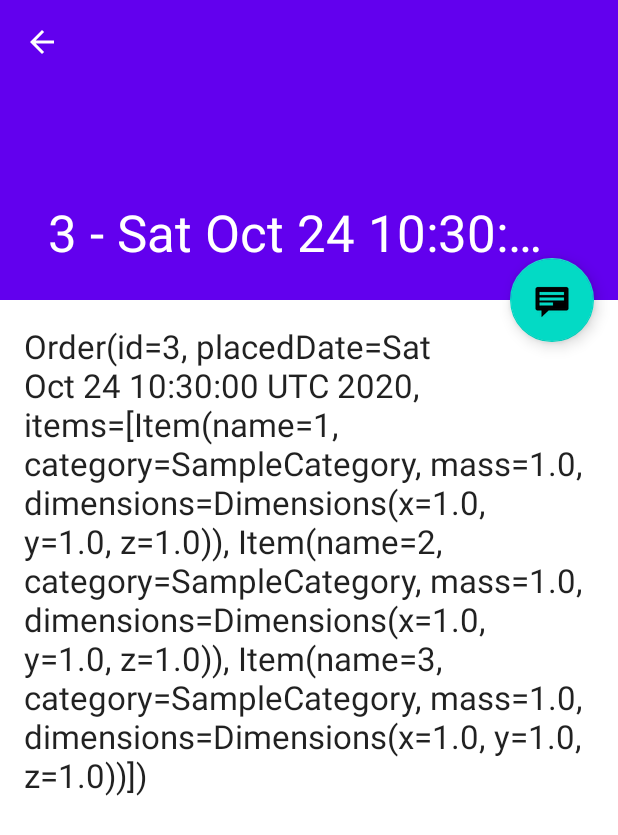
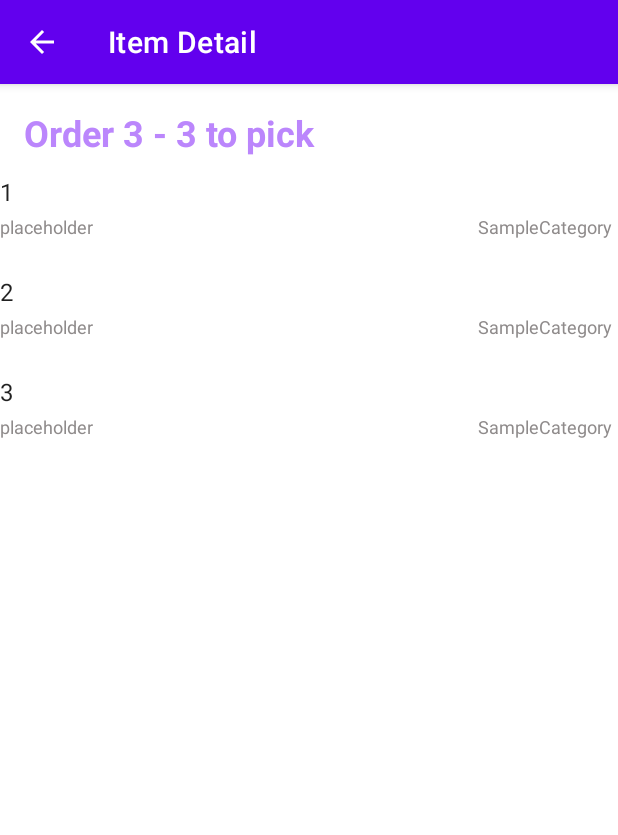
Before and after one commit to PatrykDyminski/Fiszki, an Android app: the screen it shows after launch (ItemDetailActivity), after a tap on an icon or button, on a phone screen of 412 x 824 dp. Shown: the top 835 px of the screen. Run offline under Robolectric (Android 15) with nearby library versions, the phone set to English and light mode, and no system bars.

Commit message:
OrderDetail Page wwith items in order list

```diff
--- a/app/build.gradle
+++ b/app/build.gradle
@@ -38,7 +38,8 @@ dependencies {
     implementation 'androidx.appcompat:appcompat:1.2.0'
     implementation 'com.google.android.material:material:1.2.1'
     implementation 'androidx.recyclerview:recyclerview:1.1.0'
-    testImplementation 'junit:junit:4.+'
+    implementation 'androidx.constraintlayout:constraintlayout:2.0.2'
+    testImplementation 'junit:junit:4.13.1'
     androidTestImplementation 'androidx.test.ext:junit:1.1.2'
     androidTestImplementation 'androidx.test.espresso:espresso-core:3.3.0'
 }
--- a/app/src/main/java/com/patryk/quickpick/ItemDetailActivity.kt
+++ b/app/src/main/java/com/patryk/quickpick/ItemDetailActivity.kt
@@ -2,10 +2,9 @@ package com.patryk.quickpick
 
 import android.content.Intent
 import android.os.Bundle
-import com.google.android.material.floatingactionbutton.FloatingActionButton
-import com.google.android.material.snackbar.Snackbar
 import androidx.appcompat.app.AppCompatActivity
 import android.view.MenuItem
+import androidx.appcompat.widget.Toolbar
 
 /**
  * An activity representing a single Item detail screen. This
@@ -18,14 +17,9 @@ class ItemDetailActivity : AppCompatActivity() {
     override fun onCreate(savedInstanceState: Bundle?) {
         super.onCreate(savedInstanceState)
         setContentView(R.layout.activity_item_detail)
-        setSupportActionBar(findViewById(R.id.detail_toolbar))
 
-        findViewById<FloatingActionButton>(R.id.fab).setOnClickListener { view ->
-            Snackbar.make(view, "Replace with your own detail action", Snackbar.LENGTH_LONG)
-                    .setAction("Action", null).show()
-        }
-
-        // Show the Up button in the action bar.
+        val toolbar = findViewById<Toolbar>(R.id.toolbar)
+        setSupportActionBar(toolbar)
         supportActionBar?.setDisplayHomeAsUpEnabled(true)
 
         // savedInstanceState is non-null when there is fragment state
@@ -40,10 +34,10 @@ class ItemDetailActivity : AppCompatActivity() {
         if (savedInstanceState == null) {
             // Create the detail fragment and add it to the activity
             // using a fragment transaction.
-            val fragment = ItemDetailFragment().apply {
+            val fragment = OrderDetailFragment().apply {
                 arguments = Bundle().apply {
-                    putString(ItemDetailFragment.ARG_ORDER_ID,
-                            intent.getStringExtra(ItemDetailFragment.ARG_ORDER_ID))
+                    putString(OrderDetailFragment.ARG_ORDER_ID,
+                            intent.getStringExtra(OrderDetailFragment.ARG_ORDER_ID))
                 }
             }
 
--- a/app/src/main/java/com/patryk/quickpick/ItemDetailFragment.kt
+++ /dev/null
@@ -1,59 +0,0 @@
-package com.patryk.quickpick
-
-import android.os.Bundle
-import androidx.fragment.app.Fragment
-import com.google.android.material.appbar.CollapsingToolbarLayout
-import android.view.LayoutInflater
-import android.view.View
-import android.view.ViewGroup
-import android.widget.TextView
-import com.patryk.quickpick.data.DemoDataContent
-import com.patryk.quickpick.data.Order
-
-/**
- * A fragment representing a single Item detail screen.
- * This fragment is either contained in a [ItemListActivity]
- * in two-pane mode (on tablets) or a [ItemDetailActivity]
- * on handsets.
- */
-class ItemDetailFragment : Fragment() {
-
-    /**
-     * The dummy content this fragment is presenting.
-     */
-    private var order: Order? = null
-
-    override fun onCreate(savedInstanceState: Bundle?) {
-        super.onCreate(savedInstanceState)
-
-        arguments?.let {
-            if (it.containsKey(ARG_ORDER_ID)) {
-                // Load the dummy content specified by the fragment
-                // arguments. In a real-world scenario, use a Loader
-                // to load content from a content provider.
-                order = DemoDataContent.ORDERS_MAP[it.getString(ARG_ORDER_ID)]
-                activity?.findViewById<CollapsingToolbarLayout>(R.id.toolbar_layout)?.title = order?.id + " - " + order?.placedDate
-            }
-        }
-    }
-
-    override fun onCreateView(inflater: LayoutInflater, container: ViewGroup?,
-                              savedInstanceState: Bundle?): View? {
-        val rootView = inflater.inflate(R.layout.item_detail, container, false)
-
-        // Show the dummy content as text in a TextView.
-        order?.let {
-            rootView.findViewById<TextView>(R.id.item_detail).text = it.toString()
-        }
-
-        return rootView
-    }
-
-    companion object {
-        /**
-         * The fragment argument representing the item ID that this fragment
-         * represents.
-         */
-        const val ARG_ORDER_ID = "order_id"
-    }
-}
--- a/app/src/main/java/com/patryk/quickpick/ItemListActivity.kt
+++ b/app/src/main/java/com/patryk/quickpick/ItemListActivity.kt
@@ -6,8 +6,6 @@ import androidx.core.widget.NestedScrollView
 import androidx.appcompat.app.AppCompatActivity
 import androidx.recyclerview.widget.RecyclerView
 import androidx.appcompat.widget.Toolbar
-import com.google.android.material.floatingactionbutton.FloatingActionButton
-import com.google.android.material.snackbar.Snackbar
 import android.view.LayoutInflater
 import android.view.View
 import android.view.ViewGroup
@@ -40,11 +38,6 @@ class ItemListActivity : AppCompatActivity() {
         setSupportActionBar(toolbar)
         toolbar.title = title
 
-        findViewById<FloatingActionButton>(R.id.fab).setOnClickListener { view ->
-            Snackbar.make(view, "Replace with your own action", Snackbar.LENGTH_LONG)
-                    .setAction("Action", null).show()
-        }
-
         if (findViewById<NestedScrollView>(R.id.item_detail_container) != null) {
             // The detail container view will be present only in the
             // large-screen layouts (res/values-w900dp).
@@ -71,9 +64,9 @@ class ItemListActivity : AppCompatActivity() {
             onClickListener = View.OnClickListener { v ->
                 val order = v.tag as Order
                 if (twoPane) {
-                    val fragment = ItemDetailFragment().apply {
+                    val fragment = OrderDetailFragment().apply {
                         arguments = Bundle().apply {
-                            putString(ItemDetailFragment.ARG_ORDER_ID, order.id)
+                            putString(OrderDetailFragment.ARG_ORDER_ID, order.id)
                         }
                     }
                     parentActivity.supportFragmentManager
@@ -82,7 +75,7 @@ class ItemListActivity : AppCompatActivity() {
                             .commit()
                 } else {
                     val intent = Intent(v.context, ItemDetailActivity::class.java).apply {
-                        putExtra(ItemDetailFragment.ARG_ORDER_ID, order.id)
+                        putExtra(OrderDetailFragment.ARG_ORDER_ID, order.id)
                     }
                     v.context.startActivity(intent)
                 }
--- /dev/null
+++ b/app/src/main/java/com/patryk/quickpick/OrderDetailFragment.kt
@@ -0,0 +1,89 @@
+package com.patryk.quickpick
+
+import android.os.Bundle
+import androidx.fragment.app.Fragment
+import android.view.LayoutInflater
+import android.view.View
+import android.view.ViewGroup
+import android.widget.LinearLayout
+import android.widget.TextView
+import androidx.recyclerview.widget.LinearLayoutManager
+import androidx.recyclerview.widget.RecyclerView
+import com.patryk.quickpick.data.DemoDataContent
+import com.patryk.quickpick.data.Item
+import com.patryk.quickpick.data.Order
+
+/**
+ * A fragment representing a single Item detail screen.
+ * This fragment is either contained in a [ItemListActivity]
+ * in two-pane mode (on tablets) or a [ItemDetailActivity]
+ * on handsets.
+ */
+class OrderDetailFragment : Fragment() {
+
+    private lateinit var recyclerView: RecyclerView
+    private lateinit var viewAdapter: RecyclerView.Adapter<*>
+    private lateinit var viewManager: RecyclerView.LayoutManager
+
+    private lateinit var order: Order
+
+    override fun onCreate(savedInstanceState: Bundle?) {
+        super.onCreate(savedInstanceState)
+
+        arguments?.let {
+            if (it.containsKey(ARG_ORDER_ID)) {
+                order = DemoDataContent.ORDERS_MAP[it.getString(ARG_ORDER_ID)]!!
+            }
+        }
+    }
+
+    override fun onCreateView(inflater: LayoutInflater,
+                              container: ViewGroup?,
+                              savedInstanceState: Bundle?): View? {
+
+        val rootView = inflater.inflate(R.layout.order_detail, container, false)
+
+        rootView.findViewById<TextView>(R.id.pageTitle).text = "Order " + order.id + " - " + order.items.size.toString() + " to pick"
+
+        viewManager = LinearLayoutManager(context)
+        viewAdapter = MyAdapter(order.items)
+        recyclerView = rootView.findViewById<RecyclerView>(R.id.itemsInOrderRecycler).apply {
+            setHasFixedSize(true)
+            layoutManager = viewManager
+            adapter = viewAdapter
+        }
+
+        return rootView
+    }
+
+    companion object {
+        const val ARG_ORDER_ID = "order_id"
+    }
+
+    class MyAdapter(private val items: List<Item>) :
+            RecyclerView.Adapter<MyAdapter.ViewHolder>() {
+
+        inner class ViewHolder(view: View) : RecyclerView.ViewHolder(view) {
+            val name: TextView = view.findViewById(R.id.item_name)
+            val barcode: TextView = view.findViewById(R.id.barcode)
+            val category: TextView = view.findViewById(R.id.category)
+        }
+
+        override fun onCreateViewHolder(parent: ViewGroup, viewType: Int): MyAdapter.ViewHolder {
+
+            val view = LayoutInflater.from(parent.context)
+                    .inflate(R.layout.item_in_order, parent, false) as LinearLayout
+
+            return ViewHolder(view)
+        }
+
+        override fun onBindViewHolder(holder: ViewHolder, position: Int) {
+            val item = items[position]
+            holder.name.text = item.name
+            holder.barcode.text = "placeholder"
+            holder.category.text = item.category
+        }
+
+        override fun getItemCount() = items.size
+    }
+}
--- a/app/src/main/java/com/patryk/quickpick/logic/PickProcess.kt
+++ b/app/src/main/java/com/patryk/quickpick/logic/PickProcess.kt
@@ -9,7 +9,7 @@ class PickProcess(order: Order) {
     private var pendingItems: MutableList<Item> = mutableListOf<Item>()
     private var completedItems: MutableList<Item> = mutableListOf<Item>()
     private var failedItems: MutableList<Item> = mutableListOf<Item>()
-    private lateinit var currentItem: Item
+    private var currentItem: Item
 
     init{
         pendingItems.addAll(order.items)
--- a/app/src/main/res/layout/activity_item_detail.xml
+++ b/app/src/main/res/layout/activity_item_detail.xml
@@ -11,27 +11,14 @@
     <com.google.android.material.appbar.AppBarLayout
         android:id="@+id/app_bar"
         android:layout_width="match_parent"
-        android:layout_height="@dimen/app_bar_height"
-        android:fitsSystemWindows="true"
-        android:theme="@style/ThemeOverlay.AppCompat.Dark.ActionBar">
+        android:layout_height="wrap_content"
+        android:theme="@style/Theme.QuickPick.AppBarOverlay">
 
-        <com.google.android.material.appbar.CollapsingToolbarLayout
-            android:id="@+id/toolbar_layout"
+        <androidx.appcompat.widget.Toolbar
+            android:id="@+id/toolbar"
             android:layout_width="match_parent"
-            android:layout_height="match_parent"
-            android:fitsSystemWindows="true"
-            app:contentScrim="?attr/colorPrimary"
-            app:layout_scrollFlags="scroll|exitUntilCollapsed"
-            app:toolbarId="@+id/toolbar">
-
-            <androidx.appcompat.widget.Toolbar
-                android:id="@+id/detail_toolbar"
-                android:layout_width="match_parent"
-                android:layout_height="?attr/actionBarSize"
-                app:layout_collapseMode="pin"
-                app:popupTheme="@style/ThemeOverlay.AppCompat.Light" />
-
-        </com.google.android.material.appbar.CollapsingToolbarLayout>
+            android:layout_height="?attr/actionBarSize"
+            app:popupTheme="@style/Theme.QuickPick.PopupOverlay" />
 
     </com.google.android.material.appbar.AppBarLayout>
 
@@ -41,14 +28,4 @@
         android:layout_height="match_parent"
         app:layout_behavior="@string/appbar_scrolling_view_behavior" />
 
-    <com.google.android.material.floatingactionbutton.FloatingActionButton
-        android:id="@+id/fab"
-        android:layout_width="wrap_content"
-        android:layout_height="wrap_content"
-        android:layout_gravity="center_vertical|start"
-        android:layout_margin="@dimen/fab_margin"
-        app:layout_anchor="@+id/item_detail_container"
-        app:layout_anchorGravity="top|end"
-        app:srcCompat="@android:drawable/stat_notify_chat" />
-
 </androidx.coordinatorlayout.widget.CoordinatorLayout>
--- a/app/src/main/res/layout/activity_item_list.xml
+++ b/app/src/main/res/layout/activity_item_list.xml
@@ -30,12 +30,4 @@
         <include layout="@layout/item_list" />
     </FrameLayout>
 
-    <com.google.android.material.floatingactionbutton.FloatingActionButton
-        android:id="@+id/fab"
-        android:layout_width="wrap_content"
-        android:layout_height="wrap_content"
-        android:layout_gravity="bottom|end"
-        android:layout_margin="@dimen/fab_margin"
-        app:srcCompat="@android:drawable/ic_dialog_email" />
-
 </androidx.coordinatorlayout.widget.CoordinatorLayout>
--- a/app/src/main/res/layout/item_detail.xml
+++ /dev/null
@@ -1,10 +0,0 @@
-<?xml version="1.0" encoding="utf-8"?>
-<TextView xmlns:android="http://schemas.android.com/apk/res/android"
-    xmlns:tools="http://schemas.android.com/tools"
-    android:id="@+id/item_detail"
-    style="?android:attr/textAppearanceLarge"
-    android:layout_width="match_parent"
-    android:layout_height="match_parent"
-    android:padding="16dp"
-    android:textIsSelectable="true"
-    tools:context=".ItemDetailFragment" />
--- /dev/null
+++ b/app/src/main/res/layout/item_in_order.xml
@@ -0,0 +1,43 @@
+<?xml version="1.0" encoding="utf-8"?>
+<LinearLayout xmlns:android="http://schemas.android.com/apk/res/android"
+    android:layout_width="match_parent"
+    android:layout_height="wrap_content"
+    android:orientation="vertical"
+    android:paddingVertical="12sp">
+
+    <TextView
+        android:id="@+id/item_name"
+        android:layout_width="wrap_content"
+        android:layout_height="wrap_content"
+        android:text="item name"
+        android:textAppearance="?attr/textAppearanceListItem" />
+
+    <LinearLayout
+        android:layout_width="match_parent"
+        android:layout_height="match_parent"
+        android:orientation="horizontal">
+
+        <TextView
+            android:id="@+id/barcode"
+            android:layout_width="wrap_content"
+            android:layout_height="wrap_content"
+            android:layout_marginTop="4sp"
+            android:text="1111 2222 3333"
+            android:textAppearance="?attr/textAppearanceListItem"
+            android:textColor="#8F8B8B"
+            android:textSize="12sp" />
+
+        <TextView
+            android:id="@+id/category"
+            android:layout_width="match_parent"
+            android:layout_height="wrap_content"
+            android:layout_marginTop="4sp"
+            android:layout_marginRight="4sp"
+            android:text="ubrania"
+            android:textAlignment="textEnd"
+            android:textAppearance="?attr/textAppearanceListItem"
+            android:textColor="#8F8B8B"
+            android:textSize="12sp" />
+    </LinearLayout>
+
+</LinearLayout>
--- a/app/src/main/res/layout/item_list_content.xml
+++ b/app/src/main/res/layout/item_list_content.xml
@@ -2,19 +2,24 @@
 <LinearLayout xmlns:android="http://schemas.android.com/apk/res/android"
     android:layout_width="match_parent"
     android:layout_height="wrap_content"
-    android:orientation="horizontal">
+    android:orientation="vertical"
+    android:paddingVertical="12sp">
 
     <TextView
         android:id="@+id/id_text"
         android:layout_width="wrap_content"
         android:layout_height="wrap_content"
-        android:layout_margin="@dimen/text_margin"
+        android:text="Order 1"
         android:textAppearance="?attr/textAppearanceListItem" />
 
     <TextView
         android:id="@+id/content"
         android:layout_width="wrap_content"
         android:layout_height="wrap_content"
-        android:layout_margin="@dimen/text_margin"
-        android:textAppearance="?attr/textAppearanceListItem" />
+        android:layout_marginTop="4sp"
+        android:text="4 Items"
+        android:textAppearance="?attr/textAppearanceListItem"
+        android:textColor="#8F8B8B"
+        android:textSize="12sp" />
+
 </LinearLayout>
--- /dev/null
+++ b/app/src/main/res/layout/order_detail.xml
@@ -0,0 +1,31 @@
+<androidx.constraintlayout.widget.ConstraintLayout xmlns:android="http://schemas.android.com/apk/res/android"
+    xmlns:app="http://schemas.android.com/apk/res-auto"
+    android:layout_width="match_parent"
+    android:layout_height="match_parent"
+    xmlns:tools="http://schemas.android.com/tools">
+
+
+    <TextView
+        android:id="@+id/pageTitle"
+        android:layout_width="wrap_content"
+        android:layout_height="wrap_content"
+        android:layout_marginStart="16dp"
+        android:layout_marginTop="16dp"
+        android:text="TextView"
+        android:textColor="@color/purple_200"
+        android:textSize="24sp"
+        android:textStyle="bold"
+        app:layout_constraintStart_toStartOf="parent"
+        app:layout_constraintTop_toTopOf="parent" />
+
+    <androidx.recyclerview.widget.RecyclerView
+        android:id="@+id/itemsInOrderRecycler"
+        android:layout_width="match_parent"
+        app:layout_constraintBottom_toBottomOf="parent"
+        app:layout_constraintEnd_toEndOf="parent"
+        app:layout_constraintStart_toStartOf="parent"
+        app:layout_constraintTop_toBottomOf="@+id/pageTitle"
+        android:layout_height="wrap_content"
+        tools:listitem="@layout/item_in_order"/>
+
+</androidx.constraintlayout.widget.ConstraintLayout>
```
